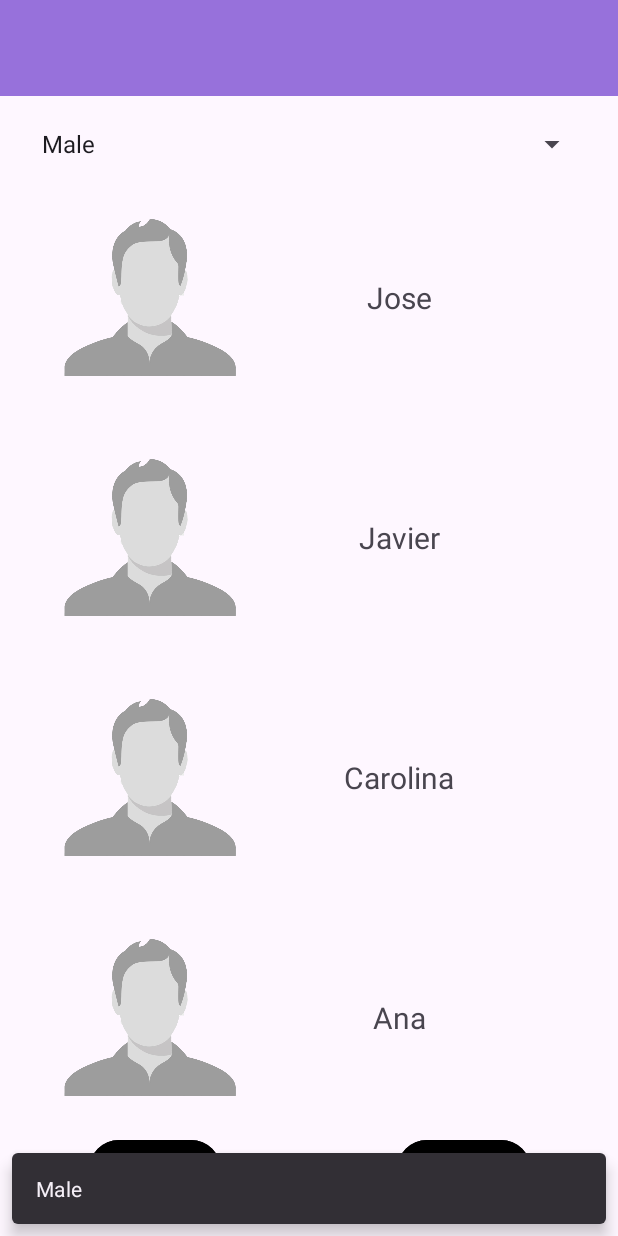
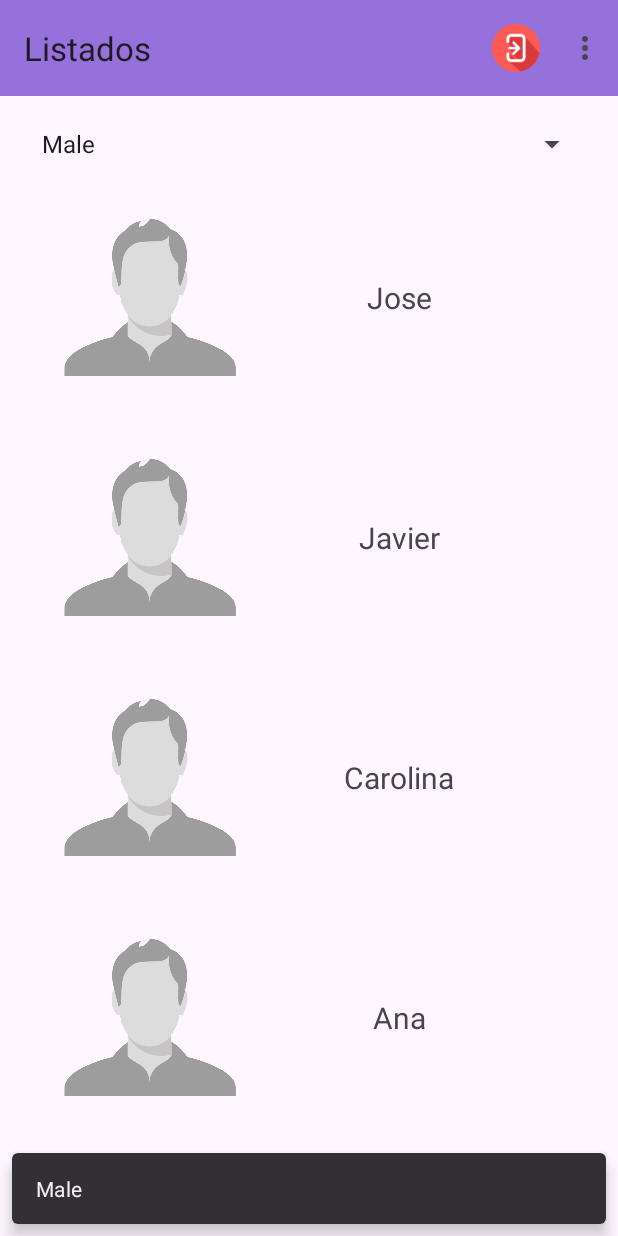
Before and after one commit to Terciodecuplo/DAMSecondYear, an Android app: the SecondActivity screen opened directly, with no data from a screen before it, on a phone screen of 412 x 824 dp. Run offline under Robolectric (Android 15) with nearby library versions, the phone set to English and light mode, and no system bars; 2 statements that could not run were skipped.

Commit message:
buttons to create and filter users has been changed by the options in the toolbar

```diff
--- a/Modulos/PMDM/Tema2/Listados/app/src/main/java/com/example/listados/SecondActivity.kt
+++ b/Modulos/PMDM/Tema2/Listados/app/src/main/java/com/example/listados/SecondActivity.kt
@@ -1,6 +1,8 @@
 package com.example.listados
 
 import android.os.Bundle
+import android.view.Menu
+import android.view.MenuItem
 import android.view.View
 import android.widget.AdapterView
 import android.widget.AdapterView.OnItemSelectedListener
@@ -27,6 +29,8 @@ class SecondActivity : AppCompatActivity(), UsersAdapter.OnUserRecyclerListener
         setContentView(R.layout.activity_second)
         binding = ActivitySecondBinding.inflate(layoutInflater)
         setContentView(binding.root)
+        // Indica que el toolbar actúe como actionbar. NECESARIO que el toolbar sea de androidx...Toolbar
+        setSupportActionBar(binding.toolbar)
         // Esta lista se generaría de otra forma, esto es una prueba. Si no se notifican los cambios
         // se tiene que crear la lista ANTES de instanciar el usersAdapter
         userList = ArrayList()
@@ -42,6 +46,7 @@ class SecondActivity : AppCompatActivity(), UsersAdapter.OnUserRecyclerListener
 
         // se usa el método getSerializable aunque esté deprecated
         restoredFromPreviousScreen = intent.extras?.getSerializable("usuario") as User
+        supportActionBar!!.title = "Welcome ${restoredFromPreviousScreen.name}"
 
         binding.genderFilter.onItemSelectedListener = object : OnItemSelectedListener {
             override fun onItemSelected(
@@ -67,16 +72,6 @@ class SecondActivity : AppCompatActivity(), UsersAdapter.OnUserRecyclerListener
             LinearLayoutManager(applicationContext, LinearLayoutManager.VERTICAL, false)
         // parte datos -> adapter RecyclerView.Adapter<ViewHolder> (el patrón de representación de los datos)
 
-        binding.createBtn.setOnClickListener {
-            usersAdapter.addContact(
-                Contact(
-                    "contacto",
-                    "contactisimo",
-                    "12345567",
-                    R.drawable.user_image
-                )
-            )
-        }
         // Enlaza el recycleView a swipeToDelete para que se ejecute la funcionalidad
         binding.usersRecycler.layoutManager = LinearLayoutManager(this)
 
@@ -96,4 +91,31 @@ class SecondActivity : AppCompatActivity(), UsersAdapter.OnUserRecyclerListener
             Snackbar.LENGTH_SHORT
         ).show()
     }
+
+    // Posiciona en la pantalla arriba a la derecha el menú creado
+    override fun onCreateOptionsMenu(menu: Menu?): Boolean {
+        menuInflater.inflate(R.menu.main_menu,menu)
+        return true
+    }
+
+    override fun onOptionsItemSelected(item: MenuItem): Boolean {
+        when(item.itemId){
+            R.id.createuser_menu -> {
+                usersAdapter.addContact(
+                    Contact(
+                        "contacto",
+                        "contactisimo",
+                        "12345567",
+                        R.drawable.user_image
+                    )
+                )
+            }
+            R.id.filter_menu -> {}
+            R.id.logout_menu -> {
+                finish()
+            }
+        }
+        return true
+    }
+
 }
--- a/Modulos/PMDM/Tema2/Listados/app/src/main/res/layout/activity_second.xml
+++ b/Modulos/PMDM/Tema2/Listados/app/src/main/res/layout/activity_second.xml
@@ -25,45 +25,17 @@
         app:layout_constraintStart_toStartOf="parent"
         app:layout_constraintTop_toBottomOf="@+id/toolbar" />
 
-    <Button
-        android:id="@+id/filter_btn"
-        android:text="Filter"
-        android:layout_width="wrap_content"
-        android:layout_height="wrap_content"
-        android:layout_marginBottom="20dp"
-        android:backgroundTint="@color/black"
-        app:layout_constraintBottom_toBottomOf="parent"
-        app:layout_constraintEnd_toStartOf="@+id/guideline3"
-        app:layout_constraintStart_toStartOf="parent" />
-
-    <Button
-        android:id="@+id/create_btn"
-        android:text="Create"
-        android:layout_width="wrap_content"
-        android:layout_height="wrap_content"
-        android:layout_marginBottom="20dp"
-        android:backgroundTint="@color/black"
-        app:layout_constraintBottom_toBottomOf="parent"
-        app:layout_constraintEnd_toEndOf="parent"
-        app:layout_constraintStart_toStartOf="@+id/guideline3" />
 
     <androidx.recyclerview.widget.RecyclerView
         android:id="@+id/users_recycler"
         android:layout_width="0dp"
         android:layout_height="0dp"
         android:layout_marginTop="10dp"
-        android:layout_marginBottom="10dp"
-        app:layout_constraintBottom_toTopOf="@+id/create_btn"
+        app:layout_constraintBottom_toBottomOf="parent"
         app:layout_constraintEnd_toEndOf="@+id/gender_filter"
         app:layout_constraintStart_toStartOf="@+id/gender_filter"
         app:layout_constraintTop_toBottomOf="@+id/gender_filter" />
 
-    <androidx.constraintlayout.widget.Guideline
-        android:id="@+id/guideline3"
-        android:layout_width="wrap_content"
-        android:layout_height="wrap_content"
-        android:orientation="vertical"
-        app:layout_constraintGuide_percent="0.5
-" />
+
 
 </androidx.constraintlayout.widget.ConstraintLayout>
--- /dev/null
+++ b/Modulos/PMDM/Tema2/Listados/app/src/main/res/menu/main_menu.xml
@@ -0,0 +1,20 @@
+<?xml version="1.0" encoding="utf-8"?>
+<menu xmlns:android="http://schemas.android.com/apk/res/android"
+    xmlns:app="http://schemas.android.com/apk/res-auto">
+
+    <item
+        android:title="Log out"
+        android:icon="@drawable/log_out"
+        android:id="@+id/logout_menu"
+        app:showAsAction="ifRoom"/>
+    <item
+        android:title="Filter"
+        android:id="@+id/filter_menu"
+        />
+    <item
+        android:title="Create"
+        android:id="@+id/createuser_menu"
+        />
+
+
+</menu>
```
